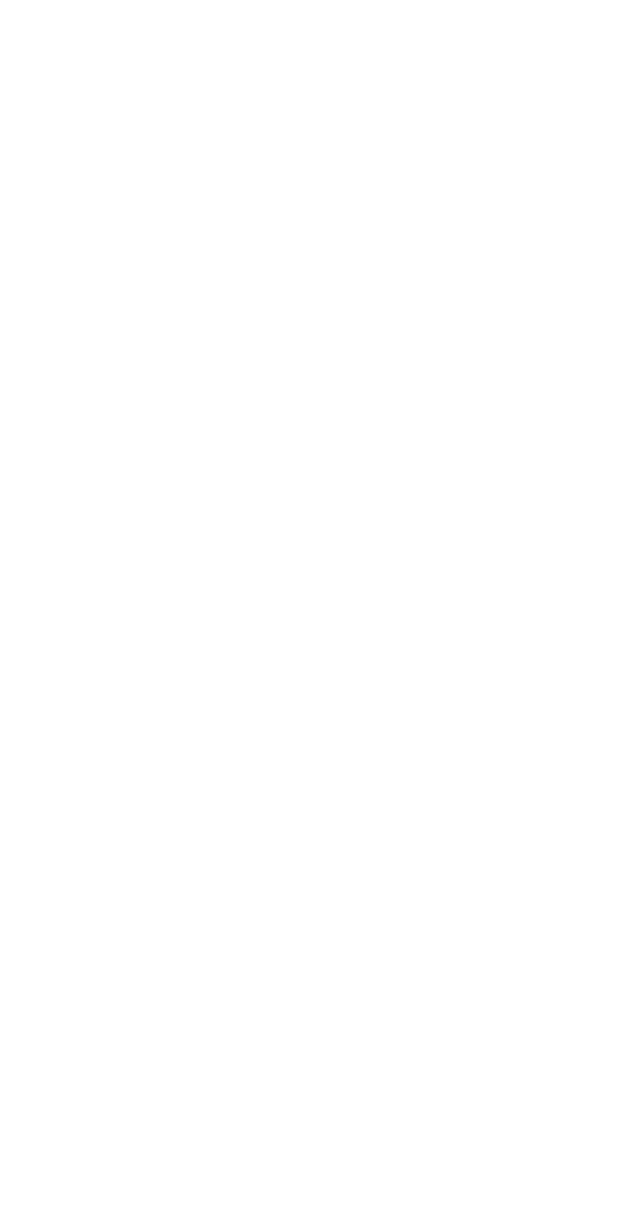
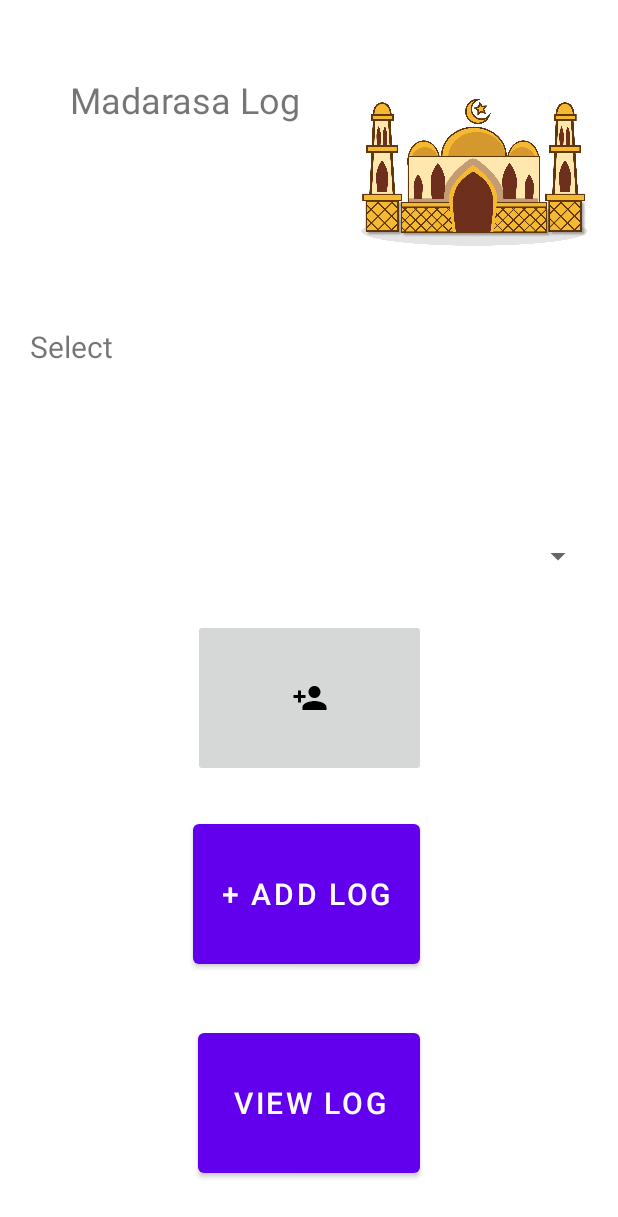
Before and after one commit to abubakaryesme/madarasa_log, an Android app: the screen it shows after launch (MainActivity), on a phone screen of 412 x 824 dp. Before the commit the part shown is empty. Shown: the top 1217 px of the screen. Run offline under Robolectric (Android 15) with nearby library versions, the phone set to English and light mode, and no system bars; our stand-ins replace navigation-ui.

Commit message:
Add Main Activity View

```diff
--- /dev/null
+++ b/app/src/main/res/drawable/ic_baseline_person_add_24.xml
@@ -0,0 +1,5 @@
+<vector android:height="24dp" android:tint="#000000"
+    android:viewportHeight="24" android:viewportWidth="24"
+    android:width="24dp" xmlns:android="http://schemas.android.com/apk/res/android">
+    <path android:fillColor="@android:color/white" android:pathData="M15,12c2.21,0 4,-1.79 4,-4s-1.79,-4 -4,-4 -4,1.79 -4,4 1.79,4 4,4zM6,10L6,7L4,7v3L1,10v2h3v3h2v-3h3v-2L6,10zM15,14c-2.67,0 -8,1.34 -8,4v2h16v-2c0,-2.66 -5.33,-4 -8,-4z"/>
+</vector>
--- a/app/src/main/res/layout/activity_main.xml
+++ b/app/src/main/res/layout/activity_main.xml
@@ -1,10 +1,97 @@
 <?xml version="1.0" encoding="utf-8"?>
-<androidx.coordinatorlayout.widget.CoordinatorLayout xmlns:android="http://schemas.android.com/apk/res/android"
+<androidx.constraintlayout.widget.ConstraintLayout xmlns:android="http://schemas.android.com/apk/res/android"
     xmlns:app="http://schemas.android.com/apk/res-auto"
     xmlns:tools="http://schemas.android.com/tools"
     android:layout_width="match_parent"
-    android:layout_height="match_parent"
-    tools:context=".MainActivity">
+    android:layout_height="match_parent">
 
+    <Spinner
+        android:id="@+id/std_spinner"
+        android:layout_width="0dp"
+        android:layout_height="0dp"
+        android:layout_marginStart="16dp"
+        android:layout_marginEnd="16dp"
+        android:layout_marginBottom="411dp"
+        app:layout_constraintBottom_toBottomOf="parent"
+        app:layout_constraintEnd_toEndOf="parent"
+        app:layout_constraintStart_toStartOf="parent"
+        app:layout_constraintTop_toBottomOf="@+id/textView2" />
 
-</androidx.coordinatorlayout.widget.CoordinatorLayout>
+    <TextView
+        android:id="@+id/textView2"
+        android:layout_width="111dp"
+        android:layout_height="0dp"
+        android:layout_marginStart="20dp"
+        android:layout_marginBottom="27dp"
+        android:text="Select"
+        android:textSize="20sp"
+        app:layout_constraintBottom_toTopOf="@+id/std_spinner"
+        app:layout_constraintStart_toStartOf="parent"
+        app:layout_constraintTop_toBottomOf="@+id/madarasa" />
+
+    <TextView
+        android:id="@+id/madarasa"
+        android:layout_width="0dp"
+        android:layout_height="0dp"
+        android:layout_marginStart="38dp"
+        android:layout_marginTop="50dp"
+        android:layout_marginEnd="17dp"
+        android:layout_marginBottom="83dp"
+        android:text="Madarasa Log"
+        android:textAlignment="center"
+        android:textFontWeight="@integer/material_motion_duration_long_2"
+        android:textSize="24sp"
+        app:layout_constraintBottom_toTopOf="@+id/textView2"
+        app:layout_constraintEnd_toStartOf="@+id/imageView"
+        app:layout_constraintStart_toStartOf="parent"
+        app:layout_constraintTop_toTopOf="parent" />
+
+    <ImageButton
+        android:id="@+id/std_add"
+        android:layout_width="155dp"
+        android:layout_height="0dp"
+        android:layout_marginBottom="25dp"
+        android:textAlignment="center"
+        app:layout_constraintBottom_toTopOf="@+id/add_log"
+        app:layout_constraintEnd_toEndOf="parent"
+        app:layout_constraintStart_toStartOf="parent"
+        app:layout_constraintTop_toBottomOf="@+id/std_spinner"
+        app:srcCompat="@drawable/ic_baseline_person_add_24" />
+
+    <Button
+        android:id="@+id/add_log"
+        android:layout_width="0dp"
+        android:layout_height="0dp"
+        android:layout_marginBottom="34dp"
+        android:text="+ Add Log"
+        android:textSize="20sp"
+        app:layout_constraintBottom_toTopOf="@+id/vw_log"
+        app:layout_constraintEnd_toEndOf="@+id/vw_log"
+        app:layout_constraintStart_toStartOf="@+id/std_add"
+        app:layout_constraintTop_toBottomOf="@+id/std_add" />
+
+    <Button
+        android:id="@+id/vw_log"
+        android:layout_width="148dp"
+        android:layout_height="0dp"
+        android:layout_marginBottom="36dp"
+        android:text="View Log"
+        android:textSize="20sp"
+        app:layout_constraintBottom_toBottomOf="parent"
+        app:layout_constraintEnd_toEndOf="parent"
+        app:layout_constraintStart_toStartOf="parent"
+        app:layout_constraintTop_toBottomOf="@+id/add_log" />
+
+    <ImageView
+        android:id="@+id/imageView"
+        android:layout_width="0dp"
+        android:layout_height="0dp"
+        android:layout_marginTop="16dp"
+        android:layout_marginEnd="16dp"
+        android:layout_marginBottom="115dp"
+        app:layout_constraintBottom_toTopOf="@+id/std_spinner"
+        app:layout_constraintEnd_toEndOf="parent"
+        app:layout_constraintStart_toEndOf="@+id/madarasa"
+        app:layout_constraintTop_toTopOf="parent"
+        app:srcCompat="@drawable/madarasa" />
+</androidx.constraintlayout.widget.ConstraintLayout>
```
Also changed, not shown: app/src/main/res/drawable/madarasa.png (added).
